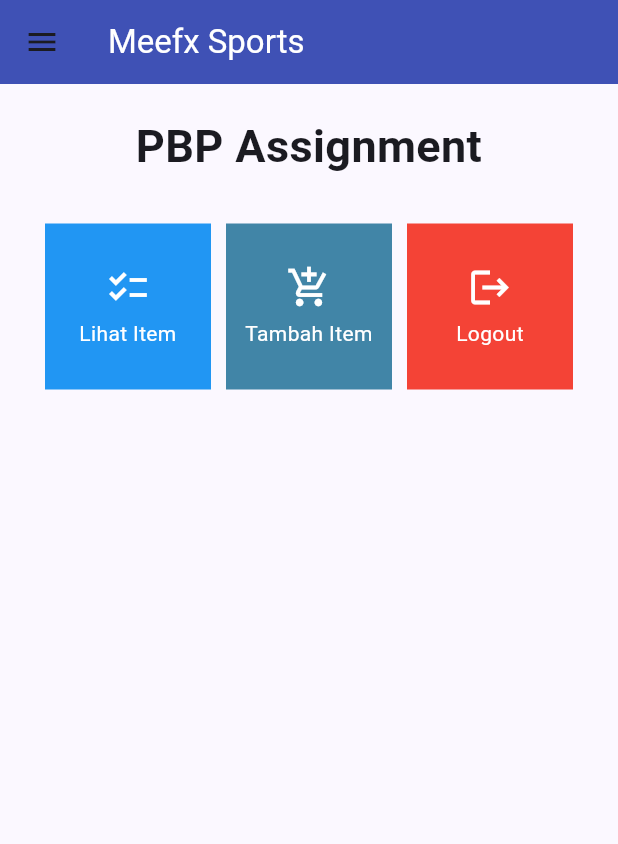
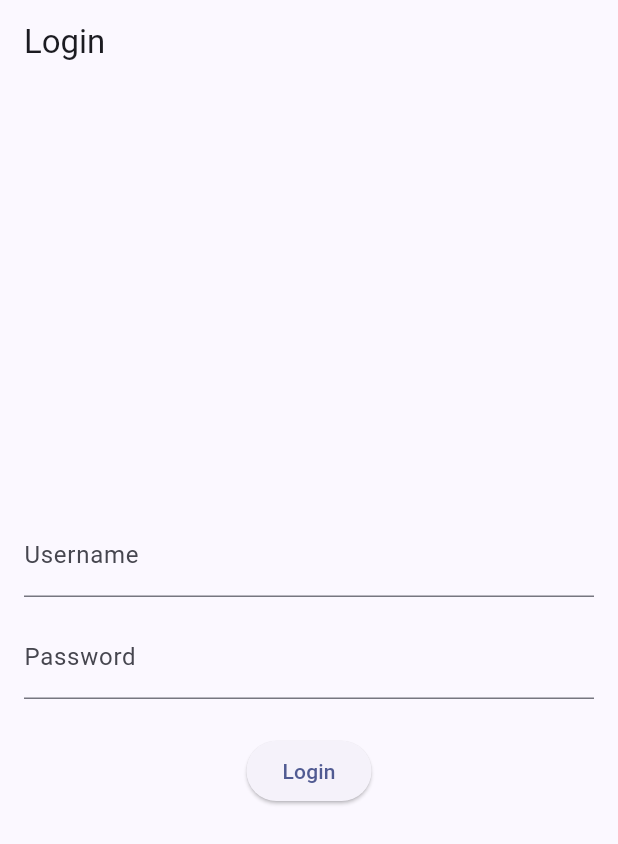
Before and after one commit to Meefx/meefx-sports-mobile, a Flutter app: the screen it shows after launch, on a phone screen of 412 x 824 dp. Shown: the top 844 px of the screen. Run offline on Flutter 3.47's test engine with Material 3 defaults, Android fonts, the phone set to English and light mode, and no system bars; missing offline and left inert: pbp_django_auth.

Commit message:
finish: tugas 9

```diff
--- a/lib/main.dart
+++ b/lib/main.dart
@@ -1,23 +1,30 @@
 import 'package:flutter/material.dart';
-import 'package:meefx_sports/screens/menu.dart';
+import 'package:meefx_sports/screens/login.dart';
+import 'package:pbp_django_auth/pbp_django_auth.dart';
+import 'package:provider/provider.dart';
 
 void main() {
   runApp(const MyApp());
 }
 
 class MyApp extends StatelessWidget {
-  const MyApp({super.key});
+    const MyApp({Key? key}) : super(key: key);
 
-  // This widget is the root of your application.
     @override
     Widget build(BuildContext context) {
-    return MaterialApp(
-      title: 'Flutter Demo',
+        return Provider(
+            create: (_) {
+                CookieRequest request = CookieRequest();
+                return request;
+            },
+            child: MaterialApp(
+                title: 'Flutter App',
                 theme: ThemeData(
                     colorScheme: ColorScheme.fromSeed(seedColor: Colors.indigo),
                     useMaterial3: true,
                 ),
-      home: MyHomePage(),
+                home: LoginPage()
+            ),
         );
     }
 }
--- /dev/null
+++ b/lib/screens/login.dart
@@ -0,0 +1,115 @@
+import 'package:meefx_sports/screens/menu.dart';
+import 'package:flutter/material.dart';
+import 'package:pbp_django_auth/pbp_django_auth.dart';
+import 'package:provider/provider.dart';
+
+void main() {
+    runApp(const LoginApp());
+}
+
+class LoginApp extends StatelessWidget {
+const LoginApp({super.key});
+
+@override
+Widget build(BuildContext context) {
+    return MaterialApp(
+        title: 'Login',
+        theme: ThemeData(
+            primarySwatch: Colors.blue,
+    ),
+    home: const LoginPage(),
+    );
+    }
+}
+
+class LoginPage extends StatefulWidget {
+    const LoginPage({super.key});
+
+    @override
+    _LoginPageState createState() => _LoginPageState();
+}
+
+class _LoginPageState extends State<LoginPage> {
+    final TextEditingController _usernameController = TextEditingController();
+    final TextEditingController _passwordController = TextEditingController();
+
+    @override
+    Widget build(BuildContext context) {
+        final request = context.watch<CookieRequest>();
+        return Scaffold(
+            appBar: AppBar(
+                title: const Text('Login'),
+            ),
+            body: Container(
+                padding: const EdgeInsets.all(16.0),
+                child: Column(
+                    mainAxisAlignment: MainAxisAlignment.center,
+                    children: [
+                        TextField(
+                            controller: _usernameController,
+                            decoration: const InputDecoration(
+                                labelText: 'Username',
+                            ),
+                        ),
+                        const SizedBox(height: 12.0),
+                        TextField(
+                            controller: _passwordController,
+                            decoration: const InputDecoration(
+                                labelText: 'Password',
+                            ),
+                            obscureText: true,
+                        ),
+                        const SizedBox(height: 24.0),
+                        ElevatedButton(
+                            onPressed: () async {
+                                String username = _usernameController.text;
+                                String password = _passwordController.text;
+
+                                // Cek kredensial
+                                // Untuk menyambungkan Android emulator dengan Django pada localhost,
+                                // gunakan URL http://10.0.2.2/
+                                final response = await request.login("https://muhammad-fakhri25-tugas.pbp.cs.ui.ac.id/auth/login/", {
+                                'username': username,
+                                'password': password,
+                                });
+
+                                if (request.loggedIn) {
+                                    String message = response['message'];
+                                    String uname = response['username'];
+                                    // ignore: use_build_context_synchronously
+                                    Navigator.pushReplacement(
+                                        context,
+                                        MaterialPageRoute(builder: (context) => MyHomePage()),
+                                    );
+                                    ScaffoldMessenger.of(context)
+                                        ..hideCurrentSnackBar()
+                                        ..showSnackBar(
+                                            SnackBar(content: Text("$message Selamat datang, $uname.")));
+                                    } else {
+                                    // ignore: use_build_context_synchronously
+                                    showDialog(
+                                        context: context,
+                                        builder: (context) => AlertDialog(
+                                            title: const Text('Login Gagal'),
+                                            content:
+                                                Text(response['message']),
+                                            actions: [
+                                                TextButton(
+                                                    child: const Text('OK'),
+                                                    onPressed: () {
+                                                        Navigator.pop(context);
+                                                    },
+                                                ),
+                                            ],
+                                        ),
+                                    );
+                                }
+                            },
+                            child: const Text('Login'),
+                        ),
+                    ],
+                ),
+            ),
+        );
+    }
+}
--- a/lib/screens/menu.dart
+++ b/lib/screens/menu.dart
@@ -1,6 +1,4 @@
 import 'package:flutter/material.dart';
-import 'package:meefx_sports/screens/inventory_form.dart';
-import 'package:meefx_sports/screens/inventory_list.dart';
 import 'package:meefx_sports/widgets/left_drawer.dart';
 import 'package:meefx_sports/widgets/item_card.dart';
 
--- a/pubspec.yaml
+++ b/pubspec.yaml
@@ -35,6 +35,9 @@
   # The following adds the Cupertino Icons font to your application.
   # Use with the CupertinoIcons class for iOS style icons.
   cupertino_icons: ^1.0.2
+  provider: ^6.1.1
+  pbp_django_auth: ^0.3.1
+  http: ^0.13.6
 
 dev_dependencies:
   flutter_test:
```
Also changed, not shown: lib/models/item.dart (added, +61 -0 lines), lib/screens/inventory_form.dart (+51 -57 lines), lib/screens/inventory_list.dart (deleted, +0 -57 lines), lib/screens/item_information.dart (added, +39 -0 lines), lib/screens/list_item.dart (added, +104 -0 lines), lib/widgets/item_card.dart (+28 -7 lines), lib/widgets/left_drawer.dart (+9 -20 lines), pubspec.lock, 4 other files. Lines whose indentation alone changed are shown as unchanged.
